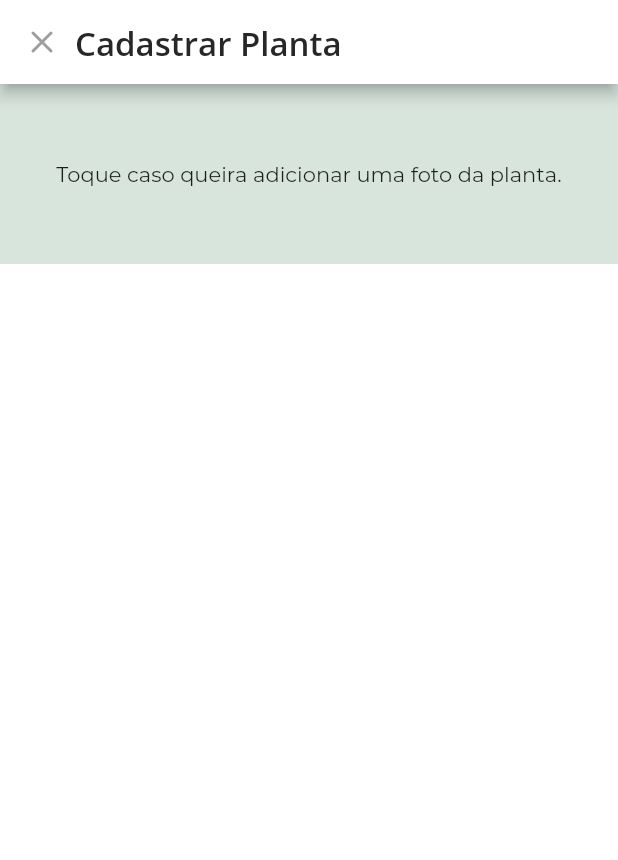
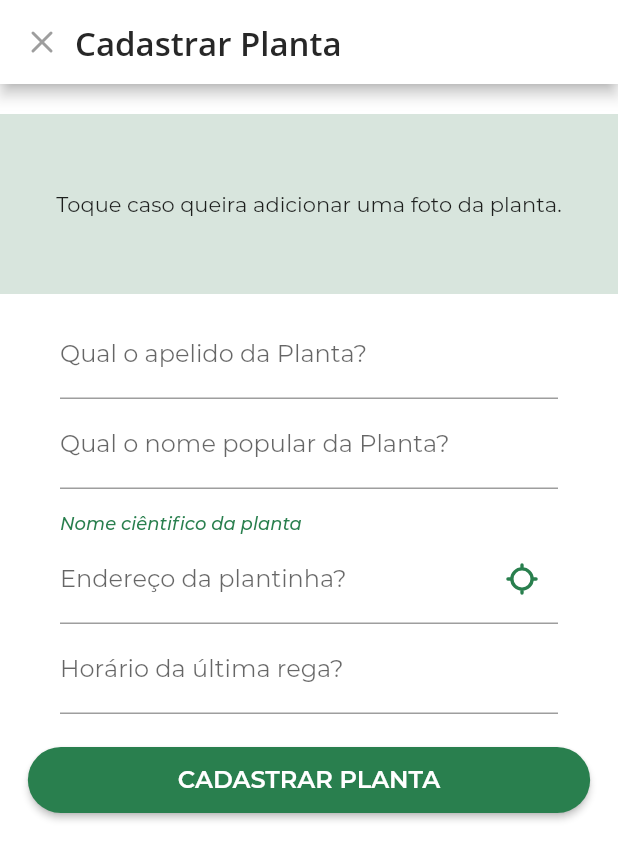
Before and after one commit to pdavinunes/cultive_em_casa, a Flutter app: the RegisterPlant screen opened directly, on a phone screen of 412 x 824 dp. Shown: the top 860 px of the screen. Run offline on Flutter 3.47's test engine with Material 2 defaults, Android fonts, the phone set to English and light mode, and no system bars; our stand-ins replace flutter_icons, image_picker.

Commit message:
Finalizando design de cadastro de planta

```diff
--- a/mobile/lib/screens/Home/home.dart
+++ b/mobile/lib/screens/Home/home.dart
@@ -15,6 +15,7 @@ class _HomeScreenState extends State<HomeScreen> {
       padding: EdgeInsets.fromLTRB(25, 20, 0, 15),
       color: Colors.white,
       child: Column(
+          mainAxisAlignment: MainAxisAlignment.spaceEvenly,
           crossAxisAlignment: CrossAxisAlignment.start,
           children: <Widget>[
             Text("Minhas plantas",
@@ -22,16 +23,14 @@ class _HomeScreenState extends State<HomeScreen> {
                     fontWeight: FontWeight.w600,
                     fontSize: 10,
                     color: Color(0xff266E46))),
-            SizedBox(height: 15),
             SingleChildScrollView(
               scrollDirection: Axis.horizontal,
               padding: EdgeInsets.symmetric(horizontal: 10, vertical: 10),
               child: Row(
                 children: <Widget>[
                   PlantCard("Mudinha"),
-                  PlantCard("Mudinha"),
-                  PlantCard("Mudinha"),
-                  PlantCard("Mudinha"),
+                  PlantCard("Cactus Jake"),
+                  PlantCard("Jubileu"),
                 ],
               ),
             ),
@@ -54,7 +53,7 @@ class _HomeScreenState extends State<HomeScreen> {
             GestureDetector(
               onTap: () {},
               child: Container(
-                height: 62,
+                height: 70,
                 margin: EdgeInsets.only(top: 15, right: 25),
                 padding: EdgeInsets.symmetric(horizontal: 25),
                 width: double.infinity,
@@ -77,7 +76,7 @@ class _HomeScreenState extends State<HomeScreen> {
             GestureDetector(
               onTap: () {},
               child: Container(
-                height: 62,
+                height: 70,
                 margin: EdgeInsets.only(top: 15, right: 25),
                 padding: EdgeInsets.symmetric(horizontal: 25),
                 width: double.infinity,
@@ -100,7 +99,7 @@ class _HomeScreenState extends State<HomeScreen> {
             GestureDetector(
               onTap: () {},
               child: Container(
-                height: 62,
+                height: 70,
                 margin: EdgeInsets.only(top: 15, right: 25),
                 padding: EdgeInsets.symmetric(horizontal: 25),
                 width: double.infinity,
--- a/mobile/lib/screens/RegisterPlant/registerPlant.dart
+++ b/mobile/lib/screens/RegisterPlant/registerPlant.dart
@@ -42,10 +42,8 @@ class _RegisterPlantState extends State<RegisterPlant> {
           ),
         ),
       ),
-      body: Container(
-        width: MediaQuery.of(context).size.width,
-        height: MediaQuery.of(context).size.height,
-        color: Colors.white,
+      body: SingleChildScrollView(
+        padding: EdgeInsets.only(top: 20),
         child: Column(
           children: [
             GestureDetector(
@@ -54,13 +52,62 @@ class _RegisterPlantState extends State<RegisterPlant> {
                 height: 120,
                 width: MediaQuery.of(context).size.width,
                 color: Color(0xffD8E5DD),
-                child:
-                Center(child: Text('Toque caso queira adicionar uma foto da planta.')),
+                child: Center(
+                    child: Text(
+                        'Toque caso queira adicionar uma foto da planta.')),
+              ),
+            ),
+            Padding(
+              padding: EdgeInsets.symmetric(horizontal: 40, vertical: 10),
+              child: Column(children: [
+                TextField(
+                  decoration:
+                      InputDecoration(labelText: 'Qual o apelido da Planta?'),
+                ),
+                TextField(
+                  decoration: InputDecoration(
+                      labelText: 'Qual o nome popular da Planta?'),
+                ),
+                SizedBox(height: 15),
+                Align(
+                  alignment: Alignment.centerLeft,
+                  child: Text('Nome ciêntifico da planta',
+                      style: TextStyle(
+                        color: Color(0xff297F4E),
+                        fontSize: 12,
+                        fontWeight: FontWeight.w500,
+                        fontStyle: FontStyle.italic,
+                      )),
+                ),
+                TextField(
+                  decoration: InputDecoration(
+                      labelText: 'Endereço da plantinha?',
+                      suffixIcon: Icon(
+                        Ionicons.md_locate,
+                        color: Color(0xff297F4E),
+                      )),
+                ),
+                TextField(
+                  decoration:
+                      InputDecoration(labelText: 'Horário da última rega?'),
+                ),
+              ]),
+            ),
+            Container(
+              padding: EdgeInsets.all(10),
+              child: RaisedButton(
+                onPressed: () {},
+                child: Text('CADASTRAR PLANTA', style: TextStyle(color: Colors.white, fontWeight: FontWeight.w600, fontSize: 16),),
+                color: Color(0xff297F4E),
+                padding: EdgeInsets.symmetric(horizontal: 100, vertical: 12),
+                shape: RoundedRectangleBorder(
+                      borderRadius: BorderRadius.circular(22)),
               ),
             )
           ],
         ),
       ),
+      backgroundColor: Colors.white,
     );
   }
 }
```
